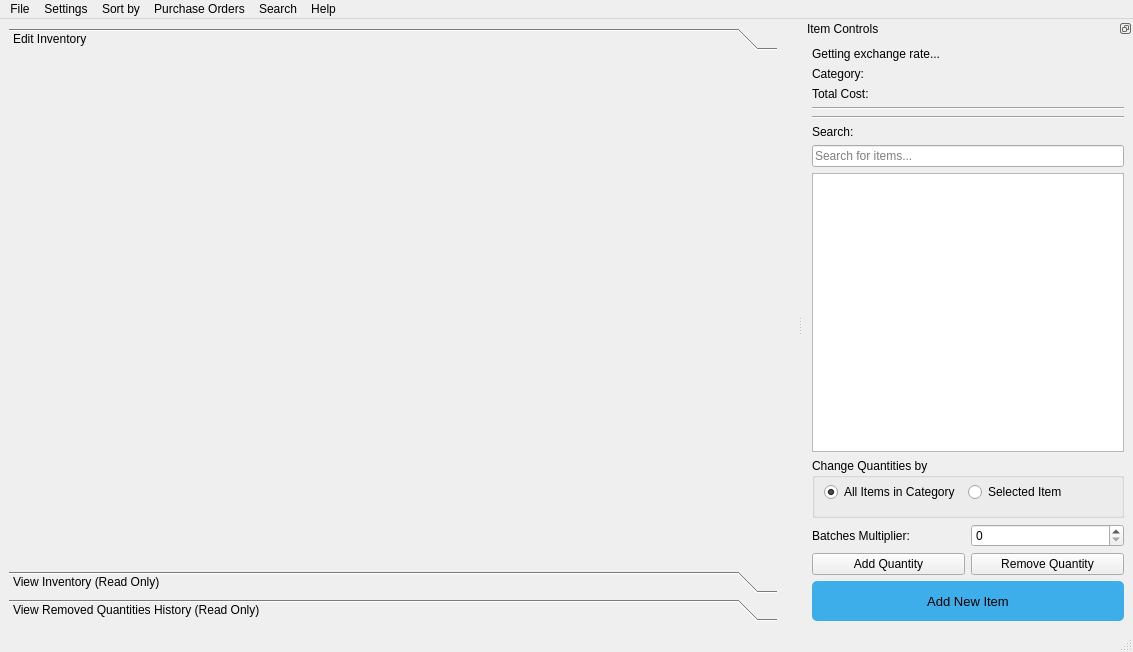
Qt form ui/main_menu.ui (TheCodingJsoftware/Invigo) before a commit.
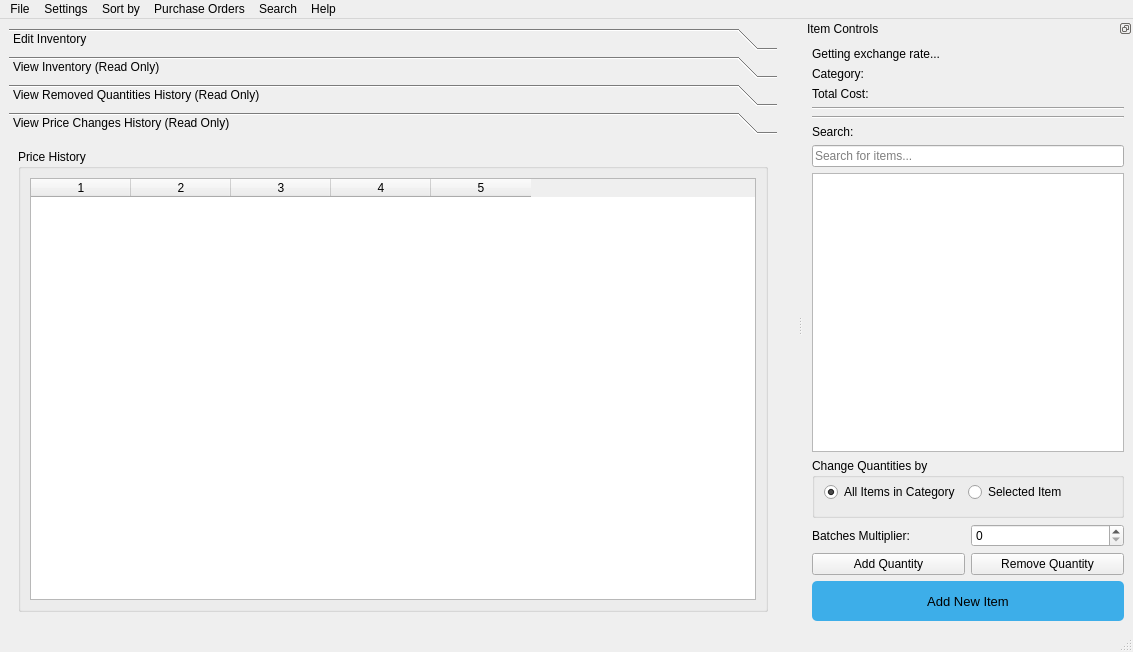
The same form after that commit.

Diff of the .ui file:
```diff
--- a/ui/main_menu.ui
+++ b/ui/main_menu.ui
@@ -31,7 +31,7 @@
        <enum>QFrame::Plain</enum>
       </property>
       <property name="currentIndex">
-       <number>0</number>
+       <number>3</number>
       </property>
       <widget class="QWidget" name="inventory_page">
        <property name="geometry">
@@ -39,7 +39,7 @@
          <x>0</x>
          <y>0</y>
          <width>770</width>
-         <height>504</height>
+         <height>463</height>
         </rect>
        </property>
        <attribute name="label">
@@ -168,6 +168,38 @@
         </item>
        </layout>
       </widget>
+      <widget class="QWidget" name="price_history_page">
+       <attribute name="label">
+        <string>View Price Changes History (Read Only)</string>
+       </attribute>
+       <layout class="QHBoxLayout" name="horizontalLayout_9">
+        <item>
+         <layout class="QHBoxLayout" name="horizontalLayout_8">
+          <item>
+           <widget class="QGroupBox" name="groupBox_4">
+            <property name="title">
+             <string>Price History</string>
+            </property>
+            <layout class="QHBoxLayout" name="horizontalLayout_10">
+             <item>
+              <widget class="QTableWidget" name="priceHistoryTable">
+               <property name="columnCount">
+                <number>5</number>
+               </property>
+               <column/>
+               <column/>
+               <column/>
+               <column/>
+               <column/>
+              </widget>
+             </item>
+            </layout>
+           </widget>
+          </item>
+         </layout>
+        </item>
+       </layout>
+      </widget>
      </widget>
     </item>
     <item>
```
Left out of the diff: 22 changed lines with no effect on the pictures.
